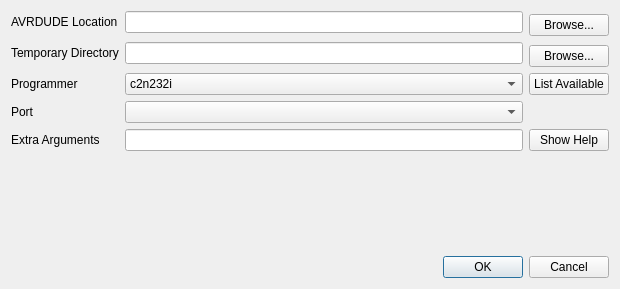
The window that src/burnconfigdialog.ui (xhorizont/eepe) describes before a commit, drawn with Qt 5.
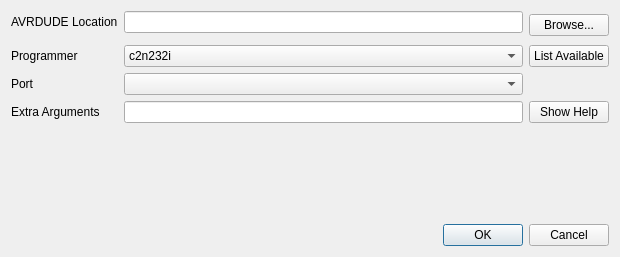
The same window after the commit. Icons and pictures are not drawn.

The edit to the form file:
```diff
--- a/src/burnconfigdialog.ui
+++ b/src/burnconfigdialog.ui
@@ -7,7 +7,7 @@
     <x>0</x>
     <y>0</y>
     <width>620</width>
-    <height>289</height>
+    <height>257</height>
    </rect>
   </property>
   <property name="windowTitle">
@@ -43,42 +43,7 @@
        </property>
       </widget>
      </item>
-     <item row="1" column="0" rowspan="2">
-      <widget class="QLabel" name="label_4">
-       <property name="text">
-        <string>Temporary Directory</string>
-       </property>
-       <property name="alignment">
-        <set>Qt::AlignLeading|Qt::AlignLeft|Qt::AlignVCenter</set>
-       </property>
-      </widget>
-     </item>
-     <item row="1" column="1" rowspan="2">
-      <widget class="QLineEdit" name="temp_location">
-       <property name="toolTip">
-        <string>Stores temporary files</string>
-       </property>
-       <property name="whatsThis">
-        <string>This directory holds temporary files needed for uploading and downloading EEPROM files.   
-
-Make sure you have write access to this directory.</string>
-       </property>
-       <property name="text">
-        <string notr="true"/>
-       </property>
-      </widget>
-     </item>
-     <item row="2" column="3">
-      <widget class="QPushButton" name="pushButton_2">
-       <property name="whatsThis">
-        <string>Use this button to browse and select the temporary directory.</string>
-       </property>
-       <property name="text">
-        <string>Browse...</string>
-       </property>
-      </widget>
-     </item>
-     <item row="3" column="0">
+     <item row="2" column="0">
       <widget class="QLabel" name="label_2">
        <property name="text">
         <string>Programmer</string>
@@ -88,7 +53,7 @@
        </property>
       </widget>
      </item>
-     <item row="3" column="1">
+     <item row="2" column="1">
       <widget class="QComboBox" name="avrdude_programmer">
        <property name="whatsThis">
         <string>Programmer used for communicating with the controller.
@@ -409,7 +374,7 @@
        </item>
       </widget>
      </item>
-     <item row="3" column="3">
+     <item row="2" column="3">
       <widget class="QPushButton" name="pushButton_3">
        <property name="whatsThis">
         <string>List all available programmers.</string>
@@ -419,7 +384,7 @@
        </property>
       </widget>
      </item>
-     <item row="5" column="1">
+     <item row="4" column="1">
       <widget class="QLineEdit" name="avrArgs">
        <property name="toolTip">
         <string>Extra arguments that will be passed to AVRDUDE on every call</string>
@@ -435,7 +400,7 @@
        </property>
       </widget>
      </item>
-     <item row="5" column="0">
+     <item row="4" column="0">
       <widget class="QLabel" name="label_3">
        <property name="text">
         <string>Extra Arguments</string>
@@ -445,7 +410,7 @@
        </property>
       </widget>
      </item>
-     <item row="5" column="3">
+     <item row="4" column="3">
       <widget class="QPushButton" name="pushButton_4">
        <property name="whatsThis">
         <string>Show AVRDUDE help</string>
@@ -455,7 +420,7 @@
        </property>
       </widget>
      </item>
-     <item row="4" column="1">
+     <item row="3" column="1">
       <widget class="QComboBox" name="avrdude_port">
        <property name="whatsThis">
         <string>Communication port to the programmer.
@@ -513,7 +478,7 @@
        </item>
       </widget>
      </item>
-     <item row="4" column="0">
+     <item row="3" column="0">
       <widget class="QLabel" name="label_5">
        <property name="text">
         <string>Port</string>
```
